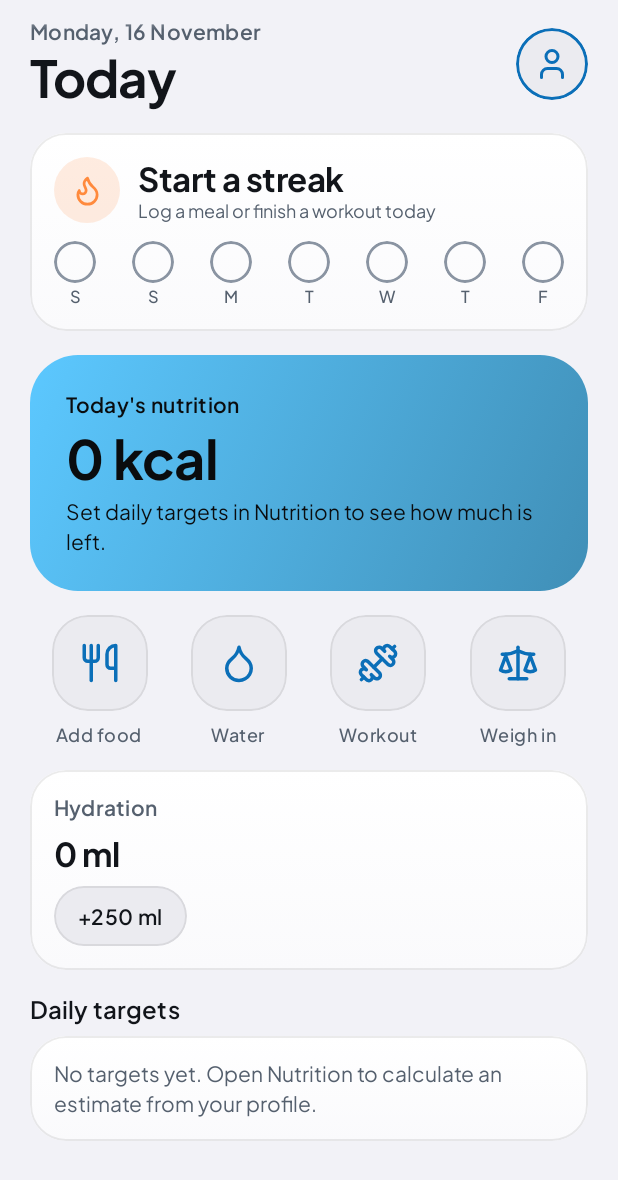
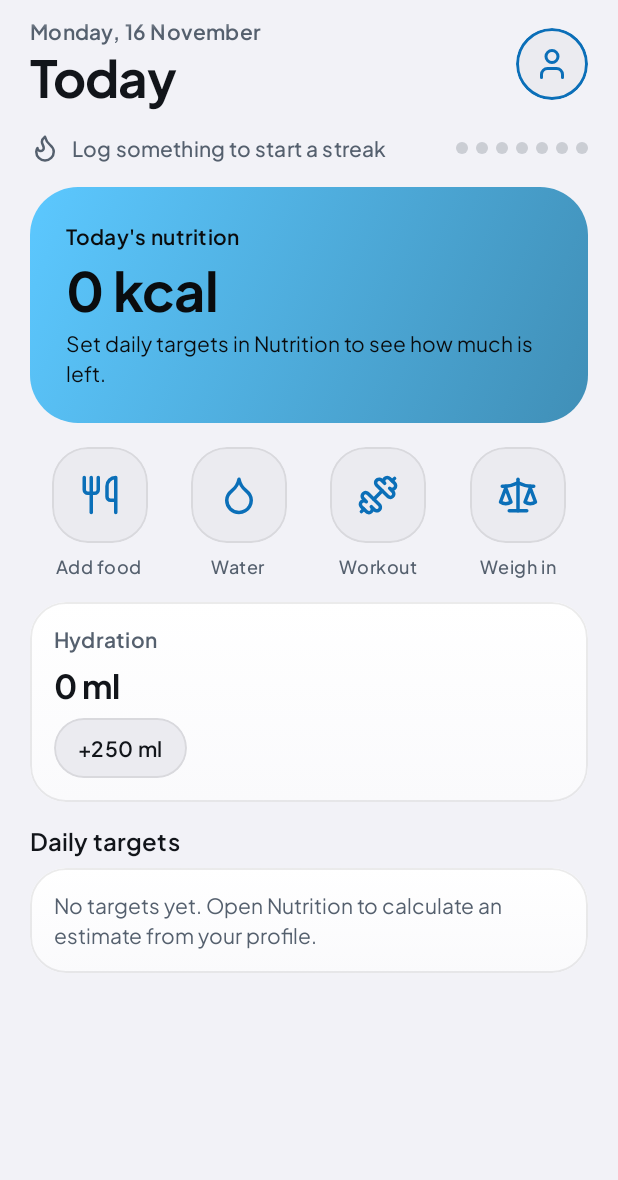
Before and after one commit to ipuppyyt/tide-fit, an Android app built with Jetpack Compose: the composable HomeScreen shown on its own in the app's theme, on a phone screen of 412 x 824 dp. Shown: the top 1180 px of the screen. Run offline under Robolectric (Android 15) with nearby library versions, the phone set to English and light mode, and no system bars; our stand-ins replace Dagger/Hilt's generated code, Room's generated code; pictures from the network do not load.

Commit message:
refactor: simplify home streak to a single line with week dots

```diff
--- a/app/src/main/java/com/artishorizon/tidefit/feature/home/HomeScreen.kt
+++ b/app/src/main/java/com/artishorizon/tidefit/feature/home/HomeScreen.kt
@@ -1,7 +1,6 @@
 package com.artishorizon.tidefit.feature.home
 
 import com.artishorizon.tidefit.core.designsystem.components.lucide
-import com.artishorizon.tidefit.core.designsystem.components.IconBadge
 import androidx.compose.foundation.background
 import androidx.compose.foundation.border
 import androidx.compose.foundation.layout.Arrangement
@@ -327,40 +326,22 @@ fun HomeScreen(
 private fun StreakCard(streak: com.artishorizon.tidefit.domain.calc.Streak) {
     val muted = MaterialTheme.colorScheme.onSurfaceVariant
     val flame = Color(0xFFFF8A3D)
-    FitCard {
-        Column(verticalArrangement = Arrangement.spacedBy(Spacing.md)) {
-            Row(verticalAlignment = Alignment.CenterVertically, horizontalArrangement = Arrangement.spacedBy(Spacing.md)) {
-                IconBadge(lucide("flame"), flame, size = 44.dp)
-                Column(Modifier.weight(1f)) {
-                    Text(
-                        if (streak.current == 0) "Start a streak" else "${streak.current}-day streak",
-                        style = MaterialTheme.typography.titleLarge
-                    )
-                    val next = com.artishorizon.tidefit.domain.calc.StreakCalc.nextMilestone(streak.current)
-                    Text(
-                        when {
-                            streak.todayDone -> "Today is done" + (next?.let { " · ${it - streak.current} to $it" } ?: "")
-                            streak.current > 0 -> "Log a meal or workout today to keep it going"
-                            else -> "Log a meal or finish a workout today"
-                        },
-                        style = MaterialTheme.typography.bodySmall, color = muted
-                    )
-                }
-                if (streak.best > 0) Text("Best ${streak.best}", style = MaterialTheme.typography.labelLarge, color = muted)
-            }
-            Row(Modifier.fillMaxWidth(), horizontalArrangement = Arrangement.SpaceBetween) {
-                streak.week.forEach { (d, done) ->
-                    Column(horizontalAlignment = Alignment.CenterHorizontally, verticalArrangement = Arrangement.spacedBy(Spacing.xxs)) {
-                        Box(
-                            Modifier.size(28.dp).clip(CircleShape)
-                                .background(if (done) flame else Color.Transparent)
-                                .border(1.5.dp, if (done) flame else MaterialTheme.colorScheme.outline, CircleShape)
-                                .semantics { contentDescription = "${d.dayOfWeek.getDisplayName(java.time.format.TextStyle.FULL, Locale.getDefault())}: ${if (done) "logged" else "not logged"}" },
-                            contentAlignment = Alignment.Center
-                        ) { if (done) Icon(lucide("check"), contentDescription = null, tint = Color.White, modifier = Modifier.size(16.dp)) }
-                        Text(d.dayOfWeek.getDisplayName(java.time.format.TextStyle.NARROW, Locale.getDefault()), style = MaterialTheme.typography.labelSmall, color = muted)
-                    }
-                }
+    val active = streak.current > 0
+    Row(
+        Modifier.fillMaxWidth().semantics(mergeDescendants = true) {
+            contentDescription = if (active) "${streak.current}-day streak" else "No streak yet"
+        },
+        verticalAlignment = Alignment.CenterVertically
+    ) {
+        Icon(lucide("flame"), contentDescription = null, tint = if (active) flame else muted, modifier = Modifier.size(20.dp))
+        Text(
+            if (active) "${streak.current}-day streak" else "Log something to start a streak",
+            style = MaterialTheme.typography.titleSmall, color = if (active) MaterialTheme.colorScheme.onSurface else muted,
+            modifier = Modifier.padding(start = Spacing.sm).weight(1f)
+        )
+        Row(horizontalArrangement = Arrangement.spacedBy(5.dp)) {
+            streak.week.forEach { (_, done) ->
+                Box(Modifier.size(8.dp).clip(CircleShape).background(if (done) flame else muted.copy(alpha = 0.25f)))
             }
         }
     }
```
